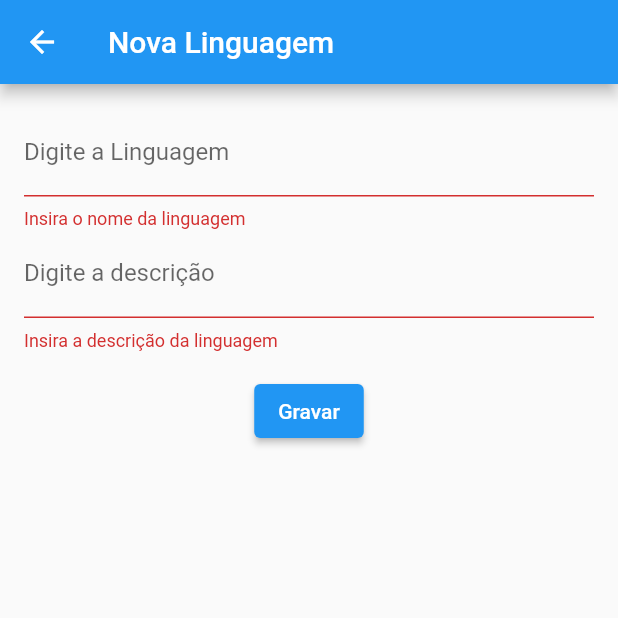
After one commit to rafamazzucato/flutter_states_widgets_routes, a Flutter app: the MyWidget screen opened directly, after a tap on "Gravar", on a phone screen of 412 x 824 dp, the top half of it. The commit adds this screen. Run offline on Flutter 3.47's test engine with Material 2 defaults, Android fonts, the phone set to English and light mode, and no system bars; our stand-ins replace flutter_svg.

Commit message:
tela de add

```diff
--- a/lib/main.dart
+++ b/lib/main.dart
@@ -30,7 +30,6 @@ class MyHomePage extends StatefulWidget {
 }
 
 class _MyHomePageState extends State<MyHomePage> {
-  List<bool> selects = [false, false, false, false, false];
   List<Language> languages = [
     Language("Android Nativo", "Linguagens C, Java, Kotlin"),
     Language("Ionic", "Linguagens Javascript e TypeScript"),
@@ -64,7 +63,8 @@ class _MyHomePageState extends State<MyHomePage> {
   List<Widget> buildListItens() {
     return languages
       .where((language) => language.selected)
-      .map((language) => getItemList(language.title, language.subtitle, language.icon != null ? language.icon! : Icons.blur_circular))
+      .map((language) => getItemList(language.title, language.subtitle,
+        language.icon != null ? language.icon! : Icons.blur_circular))
         .toList();
   }
 
--- /dev/null
+++ b/lib/screens/AddLanguage.dart
@@ -0,0 +1,66 @@
+
+
+import 'package:flutter/material.dart';
+import 'package:flutter_states_widgets_routes/models/Language.dart';
+
+class MyWidget extends StatelessWidget {
+  MyWidget({Key? key}) : super(key: key);
+
+  final _formkey = GlobalKey<FormState>();
+  final _titleController = TextEditingController();
+  final _subTitleController = TextEditingController();
+
+  @override
+  Widget build(BuildContext context) {
+    const padding = EdgeInsets.all(16);
+
+    return Scaffold(
+      appBar: AppBar(title: const Text("Nova Linguagem")),
+      body: Padding(
+        padding: padding,
+        child: Form(
+          key: _formkey,
+          child: Column(children: [
+            TextFormField(
+              decoration: const InputDecoration(
+                hintText: "Digite a Linguagem",
+                labelText: "Digite a Linguagem",
+              ),
+              controller: _titleController,
+              validator: (value){
+                if(value == null || value.isEmpty){
+                  return "Insira o nome da linguagem";
+                }
+                return null;
+              },
+            ),
+            TextFormField(
+              decoration: const InputDecoration(
+                hintText: "Digite a descrição",
+                labelText: "Digite a descrição",
+              ),
+              controller: _subTitleController,
+              validator: (value){
+                if(value == null || value.isEmpty){
+                  return "Insira a descrição da linguagem";
+                }
+                return null;
+              },
+            ),
+            Padding(
+              padding: padding,
+              child: ElevatedButton(
+                child: const Text("Gravar"),
+                onPressed: (){
+                  if(_formkey.currentState!.validate()){
+                    Language language = Language(
+                        _titleController.text, _subTitleController.text);
+                        Navigator.pop(context, language);
+                  }
+                },))
+          ]),
+        ),
+      ),
+    );
+  }
+}
```
